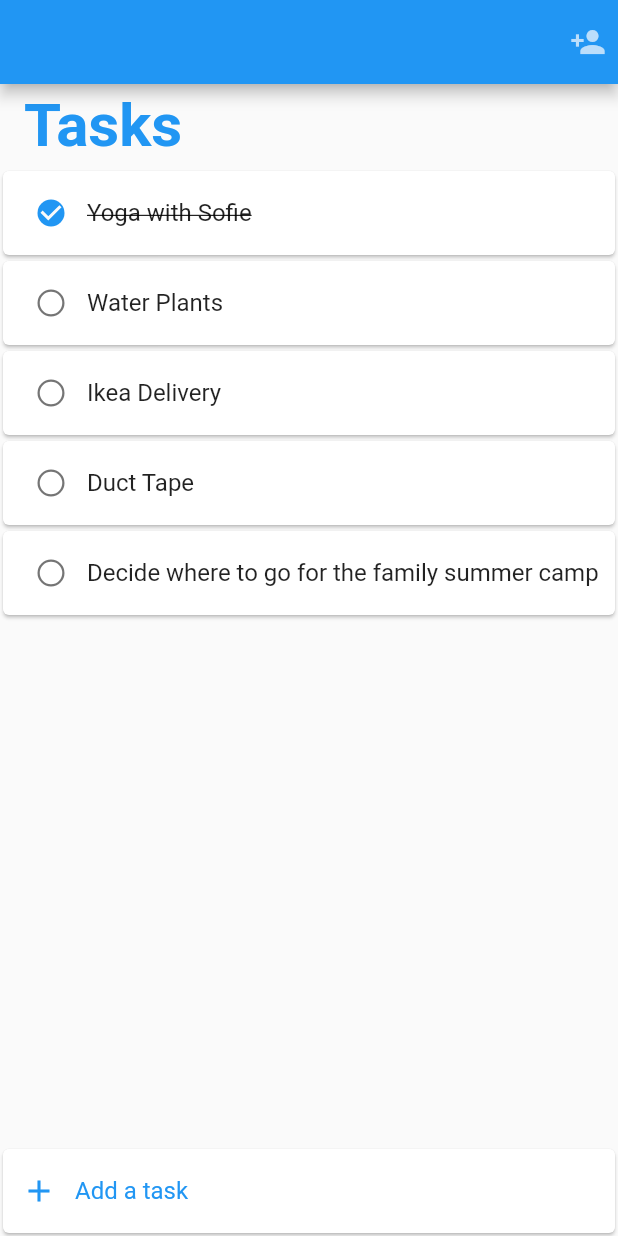
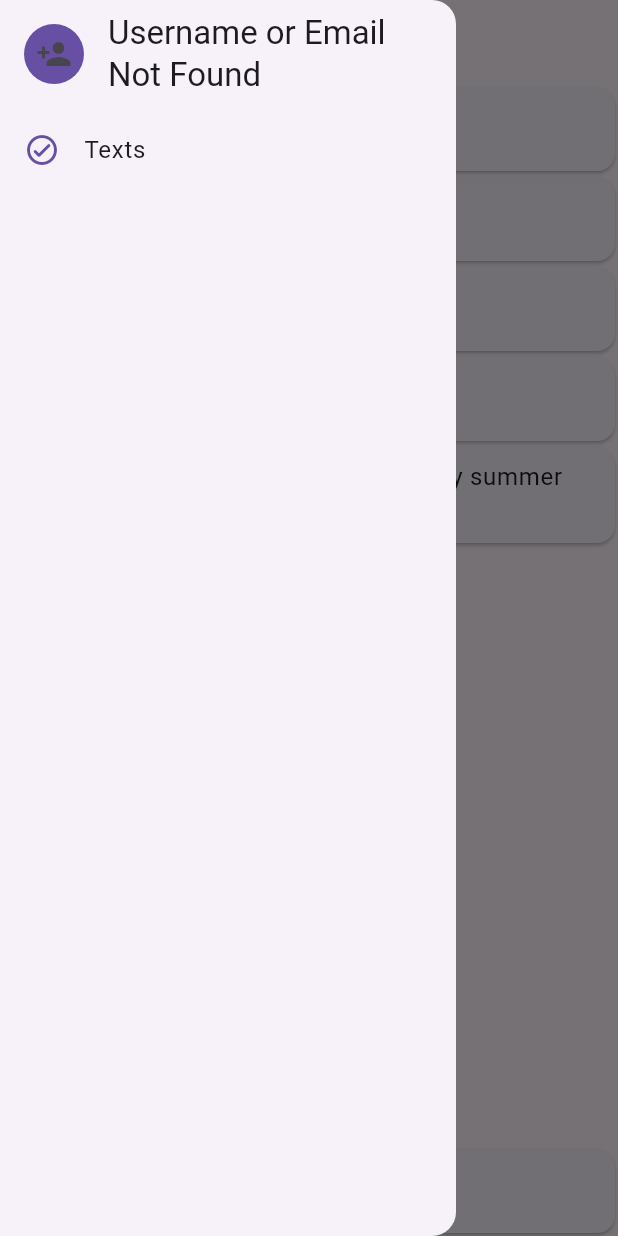
Before and after one commit to Abhiroop25902/flutter-todo, a Flutter app: the screen it shows after launch, with the side drawer open (before the commit the screen has no drawer), on a phone screen of 412 x 824 dp. Run offline on Flutter 3.47's test engine with Material 2 defaults, Android fonts, the phone set to English and light mode, and no system bars; our stand-ins replace firebase_auth, firebase_core, flutter_dotenv; missing offline and left inert: firebase_ui_auth, firebase_ui_oauth_google, random_color, system_theme; accounts and stored records are empty.

```diff
--- a/lib/main.dart
+++ b/lib/main.dart
@@ -17,7 +17,6 @@ import 'todo_card.dart';
 // TODO: make logout alert more informatic
 void main() async {
   WidgetsFlutterBinding.ensureInitialized();
-  await SystemTheme.accentColor.load();
 
   await dotenv.load(fileName: ".env");
 
@@ -47,8 +46,7 @@ class MyApp extends StatelessWidget {
       builder: (context, child) => MaterialApp(
           initialRoute: '/todo',
           routes: {
-          '/todo': (context) =>
-              const MyHomePage(title: 'Flutter Demo Home Page'),
+            '/todo': (context) => const MyHomePage(),
             '/sign-in': (context) => SignInScreen(
                   actions: [
                     AuthStateChangeAction<SignedIn>((context, state) {
@@ -62,20 +60,14 @@ class MyApp extends StatelessWidget {
                   ],
                 ),
           },
-        title: 'Flutter Demo',
-        theme: ThemeData.light(),
-        darkTheme: ThemeData.dark().copyWith(
-            colorScheme: Theme.of(context).colorScheme.copyWith(
-                primary: SystemTheme.accentColor.accent,
-                secondary: SystemTheme.fallbackColor)),
-      ),
+          theme: ThemeData.light(useMaterial3: true),
+          darkTheme: ThemeData.dark(useMaterial3: true)),
     );
   }
 }
 
 class MyHomePage extends StatelessWidget {
-  final String title;
-  const MyHomePage({super.key, required this.title});
+  const MyHomePage({super.key});
 
   Widget _getUserIcon(BuildContext context) {
     final currentUser = Provider.of<CurrentUser>(context).currentUser;
@@ -128,6 +120,14 @@ class MyHomePage extends StatelessWidget {
     );
   }
 
+  String? _getUserName(BuildContext context) {
+    return Provider.of<CurrentUser>(context).currentUser?.displayName;
+  }
+
+  String? _getUserEmail(BuildContext context) {
+    return Provider.of<CurrentUser>(context).currentUser?.email;
+  }
+
   void showLogOutDialog(BuildContext context) {
     showDialog(
         context: context,
@@ -148,26 +148,51 @@ class MyHomePage extends StatelessWidget {
   @override
   Widget build(BuildContext context) {
     return Scaffold(
+      drawer: Drawer(
+          child: ListView(
+        children: [
+          ListTile(
+            leading: _getUserIcon(context),
+            title: Text(
+              _getUserName(context) ??
+                  _getUserEmail(context) ??
+                  "Username or Email Not Found",
+              style: Theme.of(context).textTheme.titleLarge,
+            ),
+          ),
+          ListTile(
+            minLeadingWidth: 0,
+            style: ListTileStyle.drawer,
+            leading: Icon(
+              Icons.check_circle_outline_rounded,
+              color: Theme.of(context).colorScheme.primary,
+            ),
+            title: Text('Texts'),
+          )
+        ],
+      )),
       appBar: AppBar(
-        actions: [_getUserIcon(context)],
+        title: Text(
+          'Tasks',
+          style: TextStyle(color: Theme.of(context).colorScheme.primary),
+        ),
       ),
       body: SafeArea(
         child: Column(
           children: [
-            ListTile(
-              title: Text(
-                'Tasks',
-                style: Theme.of(context).textTheme.headlineLarge?.copyWith(
-                    color: Theme.of(context).colorScheme.primary,
-                    fontWeight: FontWeight.bold),
+            Expanded(
+              child: SingleChildScrollView(
+                child: Column(
+                  children: [
+                    for (var idx = 0;
+                        idx < Provider.of<Todos>(context).todos.length;
+                        idx++)
+                      TodoCard(
+                        todo: Provider.of<Todos>(context).todos[idx],
+                      ),
+                  ],
                 ),
               ),
-            Expanded(
-              child: ListView.builder(
-                  itemCount: Provider.of<Todos>(context).todos.length,
-                  itemBuilder: (context, idx) => TodoCard(
-                        todo: Provider.of<Todos>(context).todos[idx],
-                      )),
             ),
             Card(
               margin: const EdgeInsets.all(2),
```
Lines whose indentation alone changed are shown as unchanged.
